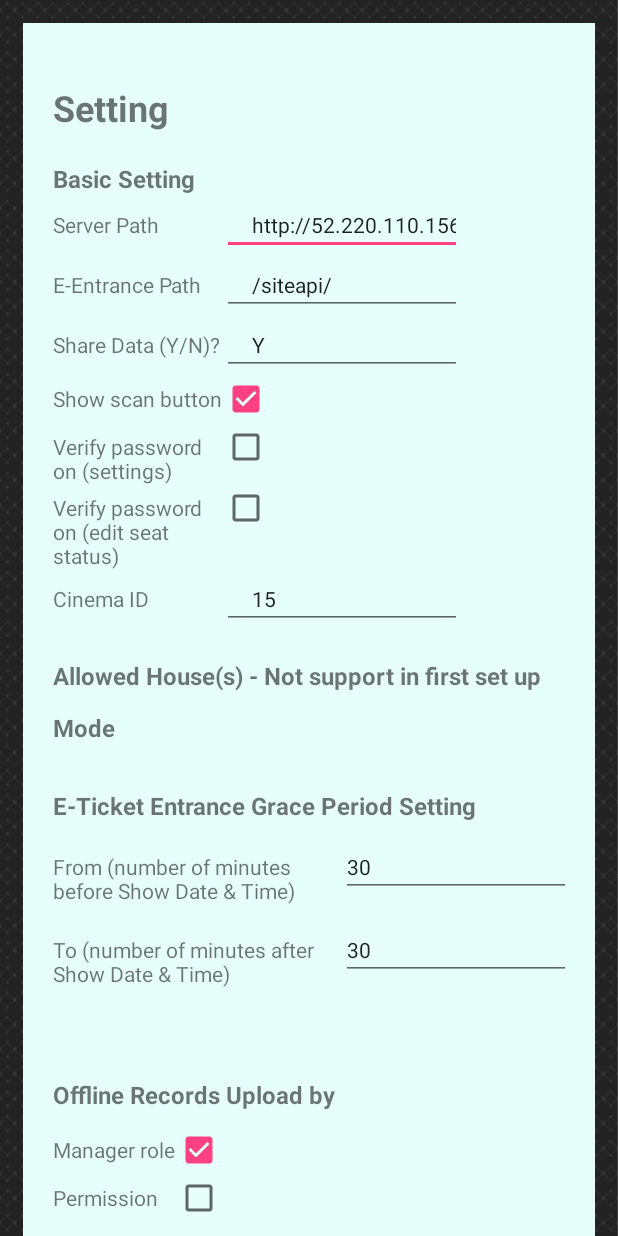
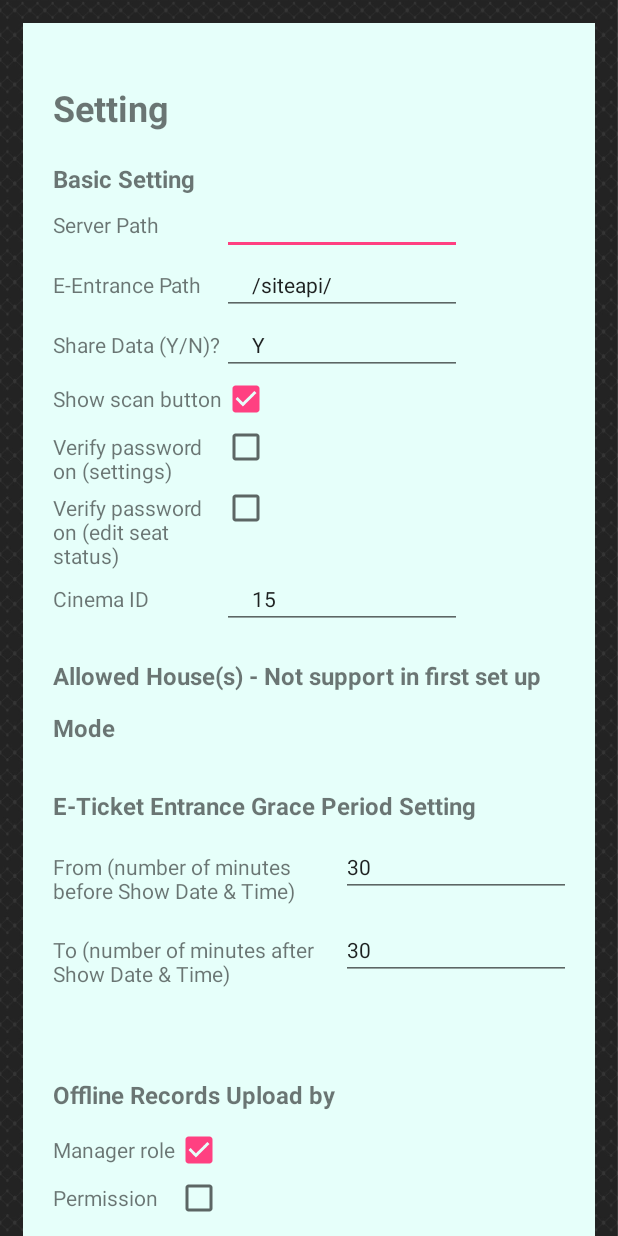
Before and after one commit to NeroJz/eentrance, an Android app: the screen it shows after launch (SettingActivity), on a phone screen of 412 x 824 dp. Run offline under Robolectric (Android 15) with nearby library versions, the phone set to English and light mode, and no system bars; libraries missing offline, so code that uses them is left out: com.android.internal; pictures from the network do not load.

```diff
--- a/app/src/main/java/hk/com/uatech/eticket/eticket/preferences/SettingActivity.java
+++ b/app/src/main/java/hk/com/uatech/eticket/eticket/preferences/SettingActivity.java
@@ -229,10 +229,10 @@ public class SettingActivity extends AppCompatActivity implements NetworkReposit
          * Test
          */
 
-        String dummyIP = new String("http://52.220.110.156");
-        edtIPAddress.setText(dummyIP);
+//        String dummyIP = new String("http://52.220.110.156");
+//        edtIPAddress.setText(dummyIP);
 
-//        edtIPAddress.setText(serverIP);
+        edtIPAddress.setText(serverIP);
 
         edtEntrance.setText(PreferencesController.getInstance().getEntrance());
 
--- a/app/src/main/res/layout/activity_login.xml
+++ b/app/src/main/res/layout/activity_login.xml
@@ -97,7 +97,7 @@
                     android:inputType="textPersonName"
 
                     android:textColor="#aaaaaa"
-                    android:text="manager" />
+                     />
 
 
                 <TextView
@@ -118,7 +118,7 @@
                     android:inputType="textPassword"
 
                     android:textColor="#aaaaaa"
-                    android:text="manager123" />
+                     />
 
                 <Button
                     android:id="@+id/btnLogin"
```
Also changed, not shown: app/src/main/java/hk/com/uatech/eticket/eticket/EntractStep1Activity.java (+3 -3 lines), app/src/main/java/hk/com/uatech/eticket/eticket/EntranceStep2Activity.java (+4 -4 lines), app/src/main/java/hk/com/uatech/eticket/eticket/LoginActivity.java (+1 -31 lines).
